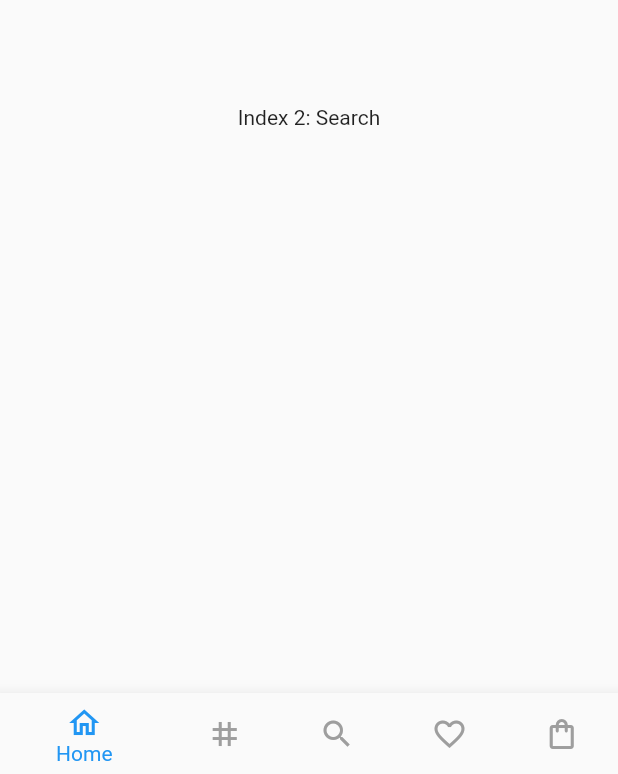
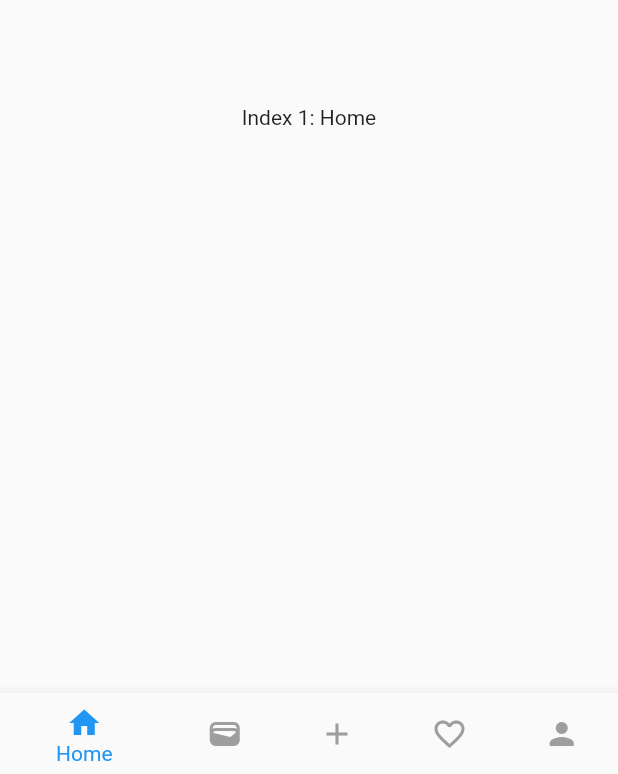
Before and after one commit to IDScript/budgetin, a Flutter app: the screen it shows after launch, on a phone screen of 412 x 824 dp. Shown: the part 459-1233 px from the top of the screen. Run offline on Flutter 3.47's test engine with Material 2 defaults, Android fonts, the phone set to English and light mode, and no system bars; our stand-ins replace bloc, flutter_bloc; missing offline and left inert: window_size.

```diff
--- a/app/lib/config/routes.dart
+++ b/app/lib/config/routes.dart
@@ -1,18 +1,22 @@
-import '../bloc/navbar/navbar_bloc.dart';
+import '../ui/sub_mene.dart';
 import '../ui/main_page.dart';
 import 'package:flutter/material.dart';
+import '../bloc/navbar/navbar_bloc.dart';
 import 'package:flutter_bloc/flutter_bloc.dart';
 
 class RouteGenerator {
-  final NavBarBloc navBarBloc = NavBarBloc();
   Route<dynamic> generateRoute(RouteSettings settings) {
     switch (settings.name) {
       case '/':
         return MaterialPageRoute(
           builder: (_) => BlocProvider<NavBarBloc>.value(
-            value: navBarBloc,
-            child: MainPage(),
+            value: NavBarBloc(),
+            child: const MainPage(),
           ),
+        );
+      case '/sub':
+        return MaterialPageRoute(
+          builder: (_) => const SubPage(),
         );
       default:
         return _errorRoute();
--- a/app/lib/main.dart
+++ b/app/lib/main.dart
@@ -22,10 +22,6 @@ class MyApp extends StatelessWidget {
   Widget build(BuildContext context) {
     return MaterialApp(
       debugShowCheckedModeBanner: false,
-      title: 'Flutter BNB using BLoC',
-      theme: ThemeData(
-        primarySwatch: Colors.blue,
-      ),
       initialRoute: '/',
       onGenerateRoute: RouteGenerator().generateRoute,
     );
--- a/app/lib/ui/home_page.dart
+++ b/app/lib/ui/home_page.dart
@@ -1,7 +1,6 @@
+import '../cubit/main_page_cubit.dart';
 import 'package:flutter/material.dart';
 import 'package:flutter_bloc/flutter_bloc.dart';
-
-import '../cubit/main_page_cubit.dart';
 
 class MyHomePage extends StatelessWidget {
   final CounterCubit myCounter = CounterCubit();
--- a/app/lib/ui/main_page.dart
+++ b/app/lib/ui/main_page.dart
@@ -1,43 +1,14 @@
+import '../widget/navbar.dart';
 import 'package:flutter/material.dart';
+import '../bloc/navbar/navbar_bloc.dart';
 import 'package:flutter_bloc/flutter_bloc.dart';
 
-import '../bloc/navbar/navbar_bloc.dart';
-import '../widget/navbar.dart';
-
-// class MainPage extends StatelessWidget {
-//   const MainPage({super.key});
-//   // NavBarBloc _navbarBloc;
-//   @override
-//   Widget build(BuildContext context) {
-//     return Scaffold(
-//       appBar: AppBar(
-//         title: const Text(
-//           'Main Page',
-//         ),
-//       ),
-//       floatingActionButton: FloatingActionButton(
-//         onPressed: () => context.go('/home'),
-//         child: const Icon(Icons.home),
-//       ),
-//       body: Center(
-//         child: Container(
-//           height: 200,
-//           width: 200,
-//           color: Colors.green,
-//         ),
-//       ),
-//     );
-//   }
-// }
-
 class MainPage extends StatelessWidget {
-  MainPage({super.key});
-  final navBarBloc = NavBarBloc();
+  const MainPage({super.key});
 
   @override
   Widget build(BuildContext context) {
-    return BlocConsumer<NavBarBloc, NavBarState>(
-      listener: (context, state) {},
+    return BlocBuilder<NavBarBloc, NavBarState>(
       builder: (context, state) {
         return Scaffold(
           body: Center(child: bottomNavScreen.elementAt(state.tabIndex)),
--- a/app/lib/widget/navbar.dart
+++ b/app/lib/widget/navbar.dart
@@ -1,41 +1,34 @@
+import '../ui/lima.dart';
 import '../ui/home_page.dart';
-import '../ui/main_page.dart';
 import 'package:flutter/material.dart';
 
 List<BottomNavigationBarItem> bottomNavItems = const <BottomNavigationBarItem>[
   BottomNavigationBarItem(
-    icon: Icon(Icons.home_outlined),
+    icon: Icon(Icons.home),
     label: 'Home',
   ),
   BottomNavigationBarItem(
-    icon: Icon(Icons.grid_3x3),
+    icon: Icon(Icons.wallet),
     label: 'Category',
   ),
   BottomNavigationBarItem(
-    icon: Icon(Icons.search_outlined),
-    label: 'Search',
+    icon: Icon(Icons.add),
+    label: 'Add',
   ),
   BottomNavigationBarItem(
     icon: Icon(Icons.favorite_outline),
     label: 'Favourite',
   ),
   BottomNavigationBarItem(
-    icon: Icon(Icons.shopping_bag_outlined),
+    icon: Icon(Icons.person),
     label: 'Cart',
   ),
 ];
 
 List<Widget> bottomNavScreen = <Widget>[
+  const Text('Index 1: Home'),
   const Text('Index 2: Search'),
-  MainPage(),
   MyHomePage(),
   const Text('Index 3: Favourite'),
-  Scaffold(
-    appBar: AppBar(
-      title: const Text('Error'),
-    ),
-    body: const Center(
-      child: Text('ERROR'),
-    ),
-  )
+  const Lima(),
 ];
```
Also changed, not shown: app/lib/bloc/navbar/navbar_bloc.dart (+8 -6 lines), app/lib/ui/lima.dart (added, +25 -0 lines), app/lib/ui/sub_mene.dart (added, +21 -0 lines).
